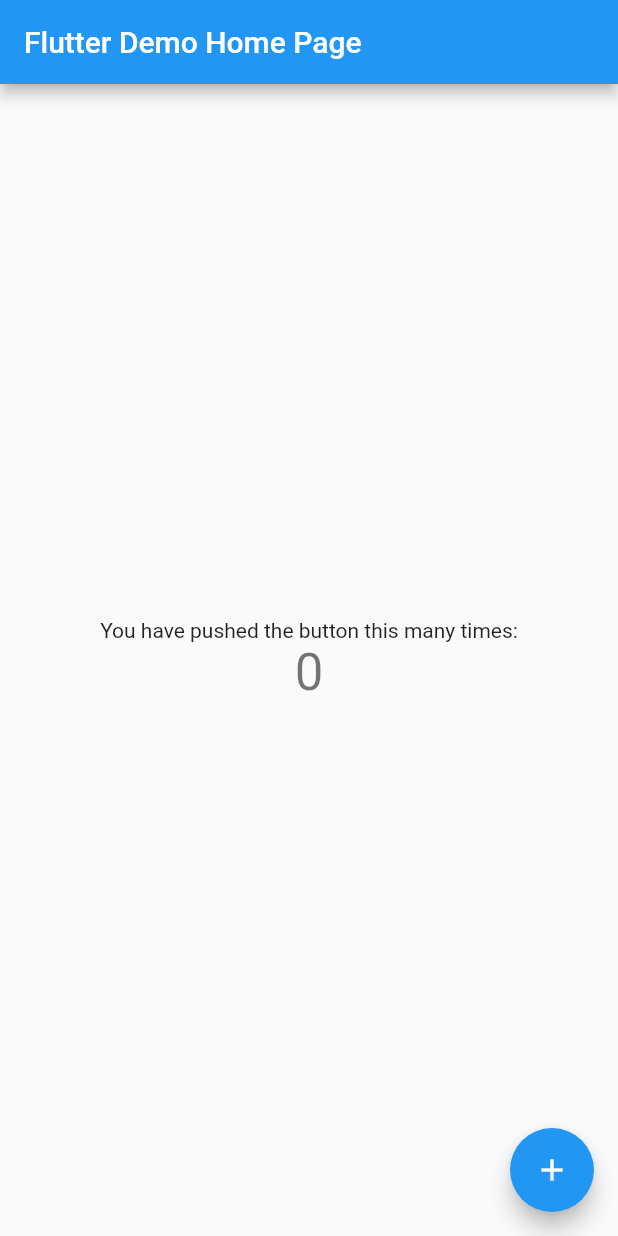
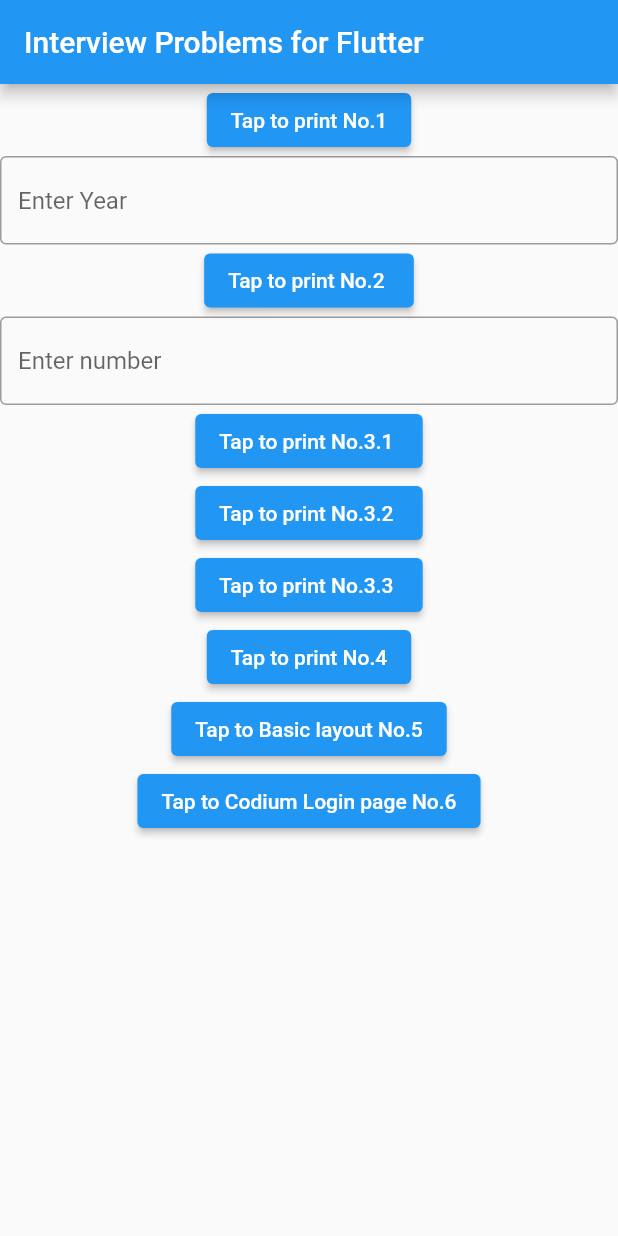
Before and after one commit to Pimmiiiu/InterviewFlutter, a Flutter app: the screen it shows after launch, on a phone screen of 412 x 824 dp. Run offline on Flutter 3.47's test engine with Material 2 defaults, Android fonts, the phone set to English and light mode, and no system bars; missing offline and left inert: dart:ffi.

Commit message:
add No.1 - No.6

```diff
--- a/lib/main.dart
+++ b/lib/main.dart
@@ -1,4 +1,10 @@
+import 'dart:ffi';
+import 'dart:io';
+
 import 'package:flutter/material.dart';
+import 'package:interview_flutter/BasicLayout.dart';
+
+import 'CodiumLoginPage.dart';
 
 void main() {
   runApp(MyApp());
@@ -9,36 +15,17 @@
   @override
   Widget build(BuildContext context) {
     return MaterialApp(
-      title: 'Flutter Demo',
+      title: 'Interview Problems for Flutter',
       theme: ThemeData(
-        // This is the theme of your application.
-        //
-        // Try running your application with "flutter run". You'll see the
-        // application has a blue toolbar. Then, without quitting the app, try
-        // changing the primarySwatch below to Colors.green and then invoke
-        // "hot reload" (press "r" in the console where you ran "flutter run",
-        // or simply save your changes to "hot reload" in a Flutter IDE).
-        // Notice that the counter didn't reset back to zero; the application
-        // is not restarted.
         primarySwatch: Colors.blue,
       ),
-      home: MyHomePage(title: 'Flutter Demo Home Page'),
+      home: MyHomePage(title: 'Interview Problems for Flutter'),
     );
   }
 }
 
 class MyHomePage extends StatefulWidget {
   MyHomePage({Key? key, required this.title}) : super(key: key);
-
-  // This widget is the home page of your application. It is stateful, meaning
-  // that it has a State object (defined below) that contains fields that affect
-  // how it looks.
-
-  // This class is the configuration for the state. It holds the values (in this
-  // case the title) provided by the parent (in this case the App widget) and
-  // used by the build method of the State. Fields in a Widget subclass are
-  // always marked "final".
-
   final String title;
 
   @override
@@ -46,68 +33,194 @@
 }
 
 class _MyHomePageState extends State<MyHomePage> {
-  int _counter = 0;
+  TextEditingController? _controller;
+  var number;
+  var n;
 
-  void _incrementCounter() {
-    setState(() {
-      // This call to setState tells the Flutter framework that something has
-      // changed in this State, which causes it to rerun the build method below
-      // so that the display can reflect the updated values. If we changed
-      // _counter without calling setState(), then the build method would not be
-      // called again, and so nothing would appear to happen.
-      _counter++;
-    });
+  _printNumber({var num}) {
+    for (var i = 1; i <= num; i++) {
+      if (i % 3 == 0 && i % 5 == 0) {
+        print('FizzBuzz');
+      } else if (i % 3 == 0) {
+        print('Fizz');
+      } else if (i % 5 == 0) {
+        print('Buzz');
+      } else {
+        print(i);
+      }
+    }
+  }
+
+  _leapYear({int? num}) {
+    if (num! % 100 == 0) {
+      if (num % 400 == 0) {
+        print('$num -> true');
+      } else {
+        print('$num -> false');
+      }
+    } else {
+      if (num % 4 == 0) {
+        print('$num -> true');
+      } else {
+        print('$num -> false');
+      }
+    }
+  }
+
+  _no3point1({int? num}) {
+    print('n = $num');
+    for (var i = 0; i < num!; i++) {
+      List<String>? text = [];
+      for (var j = 1; j < num - i; j++) {
+        text.add(' ');
+      }
+      for (var j = 0; j <= i; j++) {
+        text.add('*');
+      }
+      print(text.join());
+    }
+  }
+
+  _no3point2({int? num}) {
+    print('n = $num');
+    for (var i = 1; i <= num!; i++) {
+      List<String>? text = [];
+      for (var j = 0; j < num; j++) {
+        if (j == (num - i)) {
+          text.add("*");
+        } else {
+          text.add(" ");
+        }
+      }
+      for (var j = (num - 1); j > 0; j--) {
+        if ((j - 1) == (num - i)) {
+          text.add("*");
+        } else {
+          text.add(" ");
+        }
+      }
+      print(text.join());
+    }
+  }
+
+  _no3point3({int? num}) {
+    print('n = $num');
+    for (var i = 1; i <= num!; i++) {
+      List<String>? text = [];
+      for (var j = 0; j < num; j++) {
+        if (j == (i - 1)) {
+          text.add("*");
+        } else if (j == (num - i)) {
+          text.add("*");
+        } else {
+          text.add(" ");
+        }
+      }
+      print(text.join());
+    }
+  }
+
+  _checkPrimeNumber({int? num}) {
+    List<int> listPrime = [];
+    for (var i = 2; i <= num!; i++) {
+      listPrime.add(i);
+    }
+    for (var i = 2; i <= num; i++) {
+      for (var j = 2; j < i; j++) {
+        if (i % j == 0) {
+          listPrime.remove(i);
+          break;
+        }
+      }
+    }
+    print('$num -> ${listPrime.join(" ")}');
+  }
+
+  @override
+  void initState() {
+    super.initState();
   }
 
   @override
   Widget build(BuildContext context) {
-    // This method is rerun every time setState is called, for instance as done
-    // by the _incrementCounter method above.
-    //
-    // The Flutter framework has been optimized to make rerunning build methods
-    // fast, so that you can just rebuild anything that needs updating rather
-    // than having to individually change instances of widgets.
     return Scaffold(
         appBar: AppBar(
-        // Here we take the value from the MyHomePage object that was created by
-        // the App.build method, and use it to set our appbar title.
           title: Text(widget.title),
         ),
-      body: Center(
-        // Center is a layout widget. It takes a single child and positions it
-        // in the middle of the parent.
+        body: SingleChildScrollView(
+          child: SafeArea(
             child: Column(
-          // Column is also a layout widget. It takes a list of children and
-          // arranges them vertically. By default, it sizes itself to fit its
-          // children horizontally, and tries to be as tall as its parent.
-          //
-          // Invoke "debug painting" (press "p" in the console, choose the
-          // "Toggle Debug Paint" action from the Flutter Inspector in Android
-          // Studio, or the "Toggle Debug Paint" command in Visual Studio Code)
-          // to see the wireframe for each widget.
-          //
-          // Column has various properties to control how it sizes itself and
-          // how it positions its children. Here we use mainAxisAlignment to
-          // center the children vertically; the main axis here is the vertical
-          // axis because Columns are vertical (the cross axis would be
-          // horizontal).
-          mainAxisAlignment: MainAxisAlignment.center,
-          children: <Widget>[
-            Text(
-              'You have pushed the button this many times:',
+              children: [
+                /// No.1
+                ElevatedButton(
+                    onPressed: () => _printNumber(num: 100),
+                    child: Text('Tap to print No.1')),
+
+                TextField(
+                  controller: _controller,
+                  keyboardType: TextInputType.number,
+                  decoration: const InputDecoration(
+                      border: OutlineInputBorder(), hintText: 'Enter Year'),
+                  onChanged: (text) {
+                    if (text != '') {
+                      number = int.parse(text);
+                    }
+                  },
                 ),
-            Text(
-              '$_counter',
-              style: Theme.of(context).textTheme.headline4,
+
+                /// No.2
+                ElevatedButton(
+                    onPressed: () => _leapYear(num: number),
+                    child: Text('Tap to print No.2 ')),
+
+                TextField(
+                  controller: _controller,
+                  keyboardType: TextInputType.number,
+                  decoration: const InputDecoration(
+                      border: OutlineInputBorder(), hintText: 'Enter number'),
+                  onChanged: (text) {
+                    if (text != '') {
+                      n = int.parse(text);
+                    }
+                  },
                 ),
+
+                /// No.3.1
+                ElevatedButton(
+                    onPressed: () => _no3point1(num: n ?? 0),
+                    child: Text('Tap to print No.3.1 ')),
+
+                /// No.3.2
+                ElevatedButton(
+                    onPressed: () => _no3point2(num: n ?? 0),
+                    child: Text('Tap to print No.3.2 ')),
+
+                /// No.3.3
+                ElevatedButton(
+                    onPressed: () => _no3point3(num: n ?? 0),
+                    child: Text('Tap to print No.3.3 ')),
+
+                /// No.4
+                ElevatedButton(
+                    onPressed: () => _checkPrimeNumber(num: n ?? 0),
+                    child: Text('Tap to print No.4')),
+
+                /// No.5
+                ElevatedButton(
+                    onPressed: () => Navigator.push(context,
+                        MaterialPageRoute(builder: (context) => BasicLayout())),
+                    child: Text('Tap to Basic layout No.5')),
+
+                /// No.6
+                ElevatedButton(
+                    onPressed: () => Navigator.push(
+                        context,
+                        MaterialPageRoute(
+                            builder: (context) => CodiumLoginPage())),
+                    child: Text('Tap to Codium Login page No.6')),
               ],
             ),
           ),
-      floatingActionButton: FloatingActionButton(
-        onPressed: _incrementCounter,
-        tooltip: 'Increment',
-        child: Icon(Icons.add),
-      ), // This trailing comma makes auto-formatting nicer for build methods.
-    );
+        ));
   }
 }
--- a/pubspec.yaml
+++ b/pubspec.yaml
@@ -45,9 +45,8 @@
   uses-material-design: true
 
   # To add assets to your application, add an assets section, like this:
-  # assets:
-  #   - images/a_dot_burr.jpeg
-  #   - images/a_dot_ham.jpeg
+  assets:
+    - assets/logo/
 
   # An image asset can refer to one or more resolution-specific "variants", see
   # https://flutter.dev/assets-and-images/#resolution-aware.
```
Also changed, not shown: lib/BasicLayout.dart (added, +93 -0 lines), lib/CodiumLoginPage.dart (added, +194 -0 lines), assets/logo/codiumlogo.png (added). Lines whose indentation alone changed are shown as unchanged.
